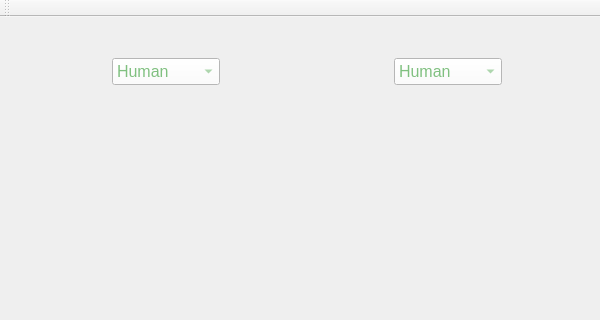
Above: QtMate/QtMate/MainWindow.ui from vivisuke/QtMate before the change; both pictures show x 0 to 600 and y 0 to 320 of the 600 by 815 pixel window. Below: the same form after it.
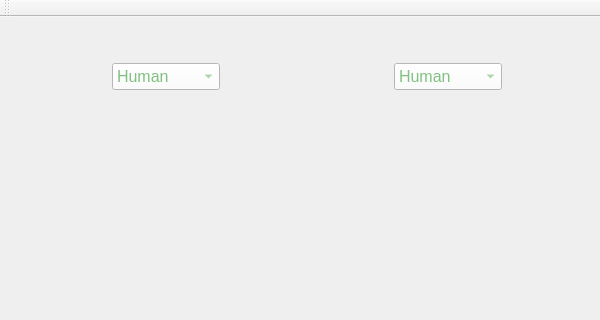
That is the form after the change. Icons and pictures are not drawn. Custom widgets are drawn as their Qt base class.

What changed in the file:
```diff
--- a/QtMate/QtMate/MainWindow.ui
+++ b/QtMate/QtMate/MainWindow.ui
@@ -38,7 +38,7 @@
       <property name="minimumSize">
        <size>
         <width>32</width>
-        <height>64</height>
+        <height>100</height>
        </size>
       </property>
       <layout class="QHBoxLayout" name="horizontalLayout">
```
Left out of the diff: 5 changed lines with no effect on the pictures.
